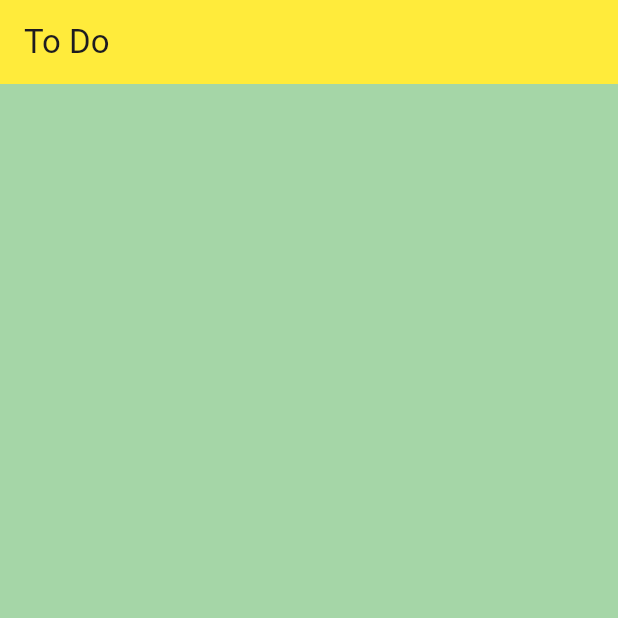
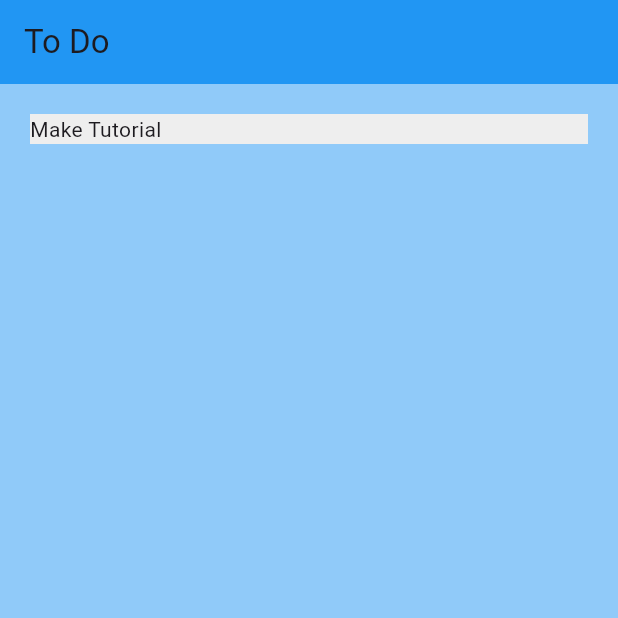
Before and after one commit to Luchitha7/To-do_Flutter, a Flutter app: the screen it shows after launch, on a phone screen of 412 x 824 dp, the top half of it. Run offline on Flutter 3.47's test engine with Material 3 defaults, Android fonts, the phone set to English and light mode, and no system bars.

Commit message:
To do tile added

```diff
--- a/to_do_flutter/lib/main.dart
+++ b/to_do_flutter/lib/main.dart
@@ -15,7 +15,7 @@ class MainApp extends StatelessWidget {
       home: const HomePage(),
       theme: ThemeData(
         appBarTheme: AppBarTheme(
-          backgroundColor: Colors.yellow,
+          backgroundColor: Colors.blue,
         ),
       ),
     );
--- a/to_do_flutter/lib/pages/home_page.dart
+++ b/to_do_flutter/lib/pages/home_page.dart
@@ -7,15 +7,16 @@ class HomePage extends StatelessWidget {
   @override
   Widget build(BuildContext context) {
     return Scaffold(
-      backgroundColor: Colors.green[200],
+      backgroundColor: Colors.blue[200],
       appBar: AppBar(
         title: Text('To Do'),
+        elevation: 0,
       ),
       body: ListView(
         children: [
-          ToDoTile(),
-        ]
-      )
+          const ToDoTile(),
+        ],
+      ),
     );
   }
 }
--- a/to_do_flutter/lib/util/todo_tile.dart
+++ b/to_do_flutter/lib/util/todo_tile.dart
@@ -5,7 +5,14 @@ class ToDoTile extends StatelessWidget {
 
   @override
   Widget build(BuildContext context) {
-    return Container();
+    return Padding(
+      padding: const EdgeInsets.all(20.0),
+      child: Container(
+      child: Text("Make Tutorial"),
+      decoration: BoxDecoration(
+        color: Colors.grey[200],
+      ),
+    ));
   }
 }
 
```
Also changed, not shown: 1 other file.
